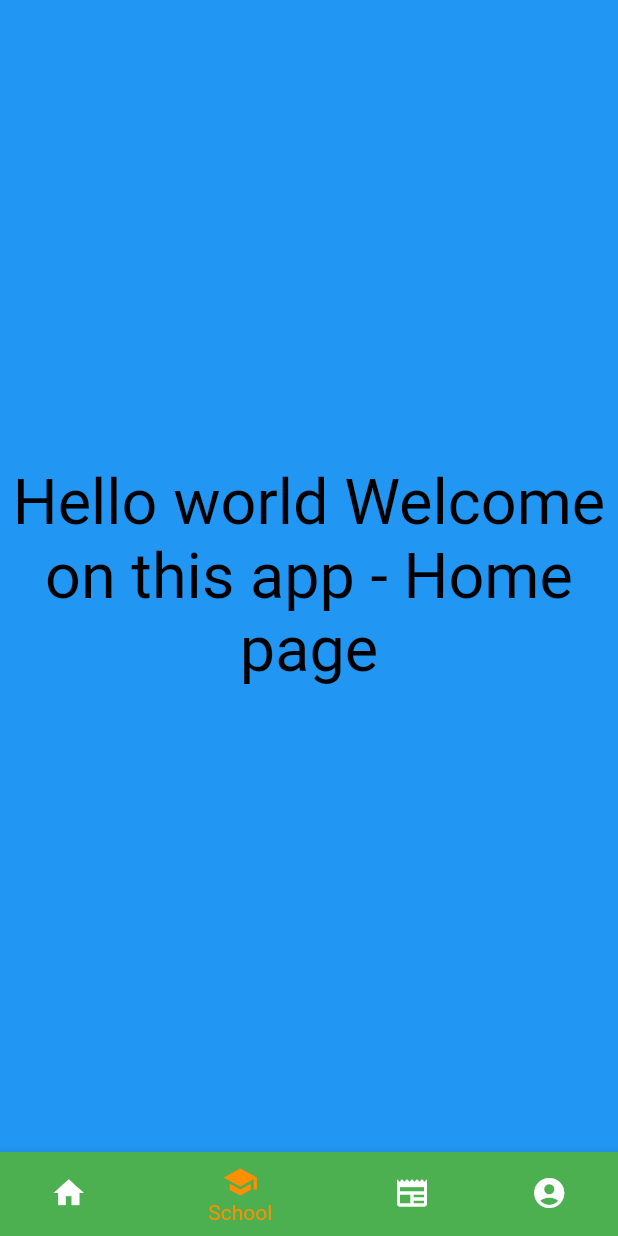
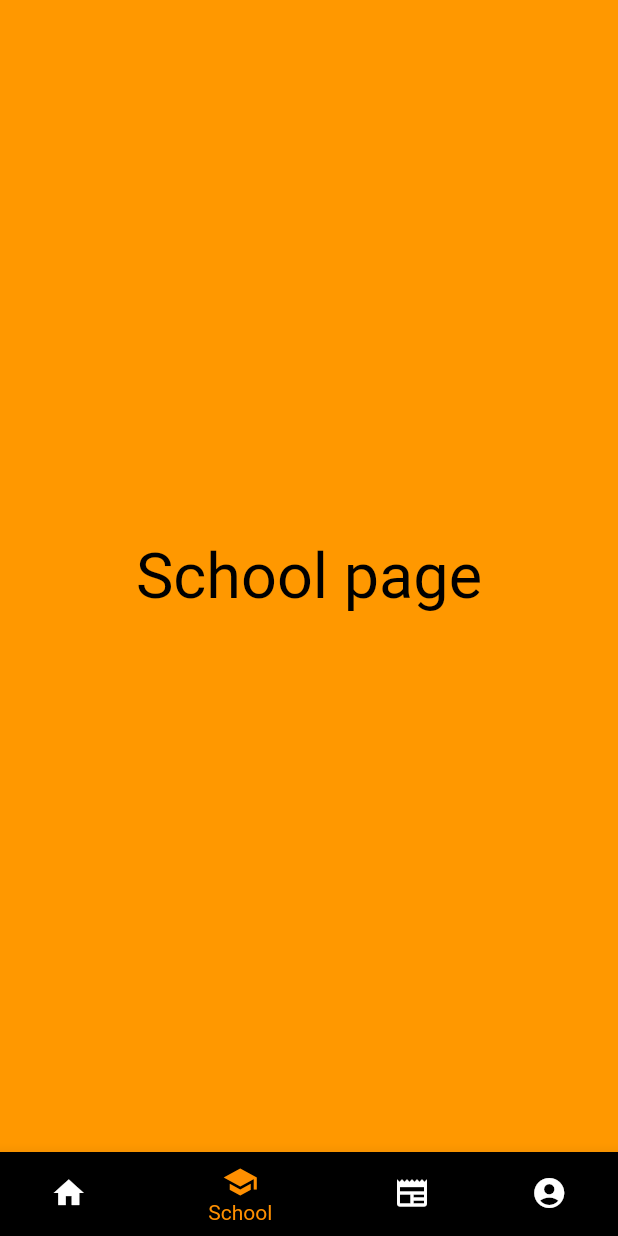
Before and after one commit to Nathannicolle/flutter-experiments, a Flutter app: the screen it shows after launch, item 2 of the bottom bar chosen, on a phone screen of 412 x 824 dp. Run offline on Flutter 3.47's test engine with Material 2 defaults, Android fonts, the phone set to English and light mode, and no system bars.

Commit message:
add working multi-page

```diff
--- a/ownTest/lib/main.dart
+++ b/ownTest/lib/main.dart
@@ -1,5 +1,3 @@
-import 'dart:html';
-
 import 'package:flutter/material.dart';
 void main() {
   runApp(Container(
@@ -39,6 +37,7 @@ class MyStatefulWidget extends StatefulWidget {
   State<MyStatefulWidget> createState() => _MyStatefulWidgetState();
 }
 
+// FirstPage (Home)
 class _MyStatefulWidgetState extends State<MyStatefulWidget> {
   int _selectedIndex = 0;
   static const TextStyle optionStyle =
@@ -67,7 +66,16 @@ class _MyStatefulWidgetState extends State<MyStatefulWidget> {
       _selectedIndex = index;
       switch(_selectedIndex) {
         case 0:
-          MaterialPageRoute(builder: (context) => const MyStatefulWidget());
+          Navigator.push(
+            context,
+            MaterialPageRoute(builder: (context) => const MyStatefulWidget()),
+          );
+          break;
+        case 1:
+          Navigator.push(
+            context,
+            MaterialPageRoute(builder: (context) => const SecondStatefulWidget()),
+          );
           break;
       }
     });
@@ -102,7 +110,7 @@ class _MyStatefulWidgetState extends State<MyStatefulWidget> {
           BottomNavigationBarItem(
             icon: Icon(Icons.school),
             label: 'School',
-            backgroundColor: Colors.green,
+            backgroundColor: Colors.black,
           ),
           BottomNavigationBarItem(
             icon: Icon(Icons.newspaper),
@@ -122,3 +130,85 @@ class _MyStatefulWidgetState extends State<MyStatefulWidget> {
     );
   }
 }
+
+class SecondStatefulWidget extends StatefulWidget {
+  const SecondStatefulWidget({Key? key}) : super(key: key);
+
+  @override
+  State<SecondStatefulWidget> createState() => SecondRoute();
+}
+
+// SecondPage (school)
+class SecondRoute extends State<SecondStatefulWidget> {
+  int _selectedIndex = 1;
+
+  @override
+  Widget build(BuildContext context) {
+    return Scaffold(
+      body: Container(
+          color: Colors.orange,
+          child: Align(
+            child: Container(
+                child: Text(
+                    'School page',
+                    textAlign: TextAlign.center,
+                    textDirection: TextDirection.ltr,
+                    textScaleFactor: 3,
+                    style: TextStyle(
+                      color: Colors.black,
+                    )
+                )
+            ),
+          )
+      ),
+
+      bottomNavigationBar: BottomNavigationBar(
+        items: const <BottomNavigationBarItem>[
+          BottomNavigationBarItem(
+            icon: Icon(Icons.home),
+            label: 'Home',
+            backgroundColor: Colors.black,
+          ),
+          BottomNavigationBarItem(
+            icon: Icon(Icons.school),
+            label: 'School',
+            backgroundColor: Colors.black,
+          ),
+          BottomNavigationBarItem(
+            icon: Icon(Icons.newspaper),
+            label: 'News',
+            backgroundColor: Colors.purple,
+          ),
+          BottomNavigationBarItem(
+            icon: Icon(Icons.account_circle),
+            label: 'Account',
+            backgroundColor: Colors.pink,
+          ),
+        ],
+        currentIndex: _selectedIndex,
+        selectedItemColor: Colors.amber[800],
+        onTap: _onItemTapped,
+      ),
+    );
+  }
+
+  void _onItemTapped(int index) {
+    setState(() {
+      _selectedIndex = index;
+      switch (_selectedIndex) {
+        case 0:
+          Navigator.push(
+            context,
+            MaterialPageRoute(builder: (context) => const MyStatefulWidget()),
+          );
+          break;
+        case 1:
+          Navigator.push(
+            context,
+            MaterialPageRoute(builder: (context) => const SecondStatefulWidget()),
+          );
+          break;
+      }
+    });
+  }
+}
```
